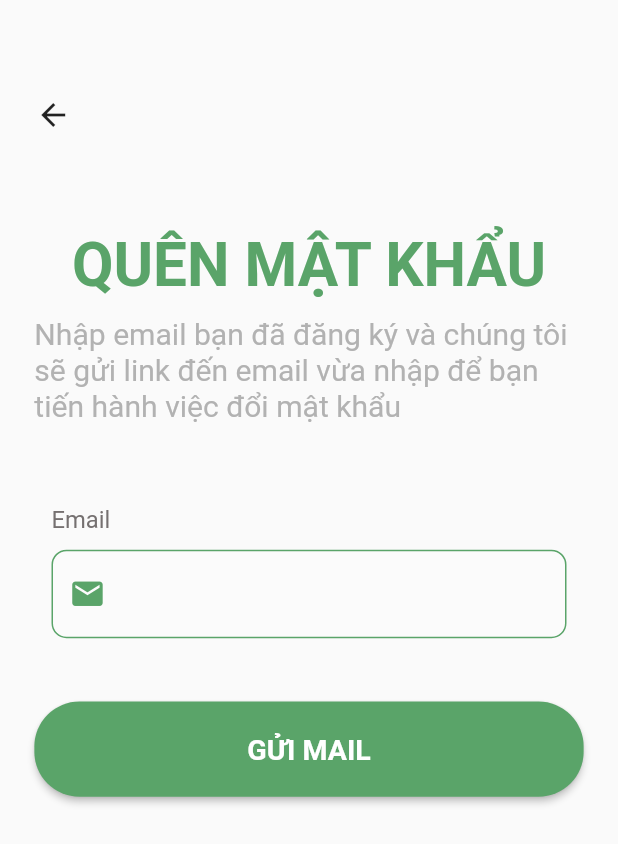
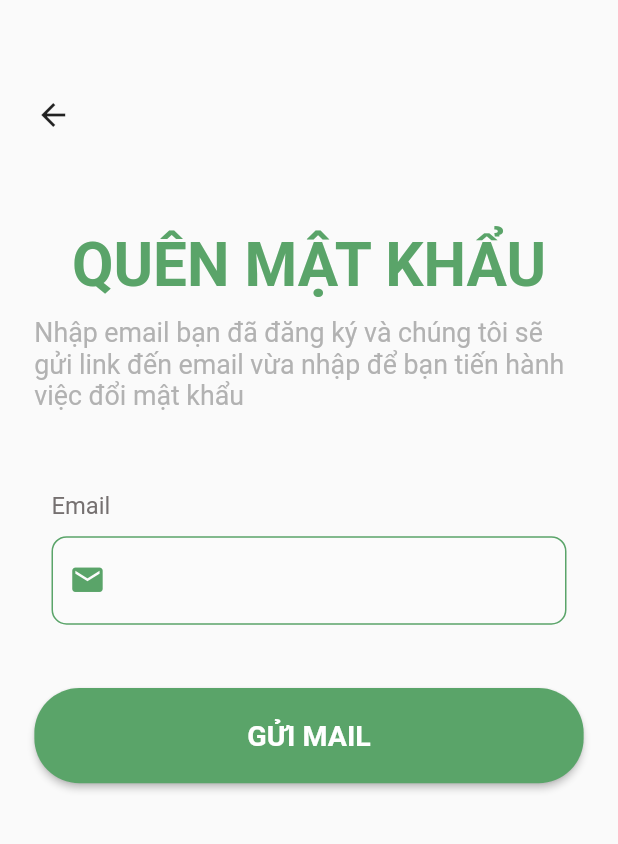
Before and after one commit to HuynhThiMinhNhuc/CharityApp, a Flutter app: the screen it shows after launch, after a tap on "Quên mật khẩu?", on a phone screen of 412 x 824 dp. Shown: the top 844 px of the screen. Run offline on Flutter 3.47's test engine with Material 2 defaults, Android fonts, the light colour scheme and no system bars; our stand-ins replace bloc, cached_network_image, cloud_firestore, copy_with_extension, equatable, firebase_auth and 19 more; missing offline and left inert: email_auth, google_place, skeleton_loader, tiengviet; accounts and stored records are empty; Roboto replaces fonts that are missing (Roboto-Regular.ttf); statements that could not run were skipped.

Commit message:
[FIX] ui

```diff
--- a/CharityApp/lib/Config/fontconfig.dart
+++ b/CharityApp/lib/Config/fontconfig.dart
@@ -20,7 +20,7 @@ var kText24RegularBlack = kTextConfig.copyWith(
   fontSize: ScreenUtil().setSp(24.sp),
 );
 var kText18RegularGreyNoteText = kTextConfig.copyWith(
-  fontSize: ScreenUtil().setSp(18.sp),
+  fontSize: ScreenUtil().setSp(16.sp),
   color: cwColorGreyNoteText,
 );
 var kText14BoldMainColor = kTextConfig.copyWith(
--- a/CharityApp/lib/core/helper/getfilefromimagefirebasestore.dart
+++ b/CharityApp/lib/core/helper/getfilefromimagefirebasestore.dart
@@ -11,7 +11,7 @@ Future<void> downloadFileExample() async {
     await FirebaseStorage.instance
         .ref('uploads/logo.png')
         .writeToFile(downloadToFile);
-  } on FirebaseException catch (e) {
+  } on FirebaseException {
     // e.g, e.code == 'canceled'
   }
 }
--- a/CharityApp/lib/domain/entities/base_post.dart
+++ b/CharityApp/lib/domain/entities/base_post.dart
@@ -1,6 +1,5 @@
 import 'package:charityapp/core/interface/creatable_object.dart';
 import 'package:charityapp/domain/entities/base_object.dart';
-import 'package:charityapp/domain/entities/base_user.dart';
 import 'package:charityapp/domain/entities/user_overview.dart';
 import 'package:cloud_firestore/cloud_firestore.dart';
 import 'package:copy_with_extension/copy_with_extension.dart';
@@ -32,8 +31,8 @@ class BasePost extends BaseObject implements CreatableObject<UserOverview> {
         title: json['title'] as String,
         eventId: json['eventId'] as String?,
         timeCreate: json['timeCreate'] == null
-          ? null
-          : (json['timeCreate'] as Timestamp).toDate(),
+            ? null
+            : (json['timeCreate'] as Timestamp).toDate(),
       );
 
   Map<String, dynamic> toJson() => <String, dynamic>{
@@ -42,5 +41,4 @@ class BasePost extends BaseObject implements CreatableObject<UserOverview> {
         'eventId': this.eventId,
         // 'timeCreate': this.timeCreate?.toIso8601String(),
       };
-
 }
--- a/CharityApp/lib/domain/entities/event_detail.dart
+++ b/CharityApp/lib/domain/entities/event_detail.dart
@@ -1,4 +1,3 @@
-import 'package:charityapp/domain/entities/base_event.dart';
 import 'package:charityapp/domain/entities/base_object.dart';
 import 'package:charityapp/domain/entities/base_user.dart';
 import 'package:charityapp/domain/entities/tag_event.dart';
@@ -55,6 +54,6 @@ class EventDetail extends BaseObject {
         'description': this.description,
         'timeStart':
             this.timeStart == null ? null : Timestamp.fromDate(this.timeStart!),
-            'location': this.location,
+        'location': this.location,
       };
 }
--- a/CharityApp/lib/domain/entities/event_overview.dart
+++ b/CharityApp/lib/domain/entities/event_overview.dart
@@ -1,6 +1,4 @@
-import 'package:charityapp/core/model/event_page_state.dart';
 import 'package:charityapp/domain/entities/base_event.dart';
-import 'package:charityapp/domain/entities/base_user.dart';
 import 'package:charityapp/domain/entities/tag_event.dart';
 import 'package:cloud_firestore/cloud_firestore.dart';
 import 'package:copy_with_extension/copy_with_extension.dart';
--- a/CharityApp/lib/domain/entities/tag_event.dart
+++ b/CharityApp/lib/domain/entities/tag_event.dart
@@ -1,6 +1,5 @@
 import 'package:charityapp/domain/entities/base_object.dart';
 import 'package:copy_with_extension/copy_with_extension.dart';
-import 'package:equatable/equatable.dart';
 import 'package:json_annotation/json_annotation.dart';
 
 part 'tag_event.g.dart';
@@ -21,8 +20,8 @@ class TagEvent extends BaseObject {
   Map<String, dynamic> _$TagEventToJson(TagEvent instance) => <String, dynamic>{
         'vn': instance.name,
       };
-      @override
-  bool operator == (Object other) {
+  @override
+  bool operator ==(Object other) {
     if (identical(this, other)) return true;
     if (other.runtimeType != this.runtimeType) return false;
     return other is TagEvent && other.id == this.id;
--- a/CharityApp/lib/domain/entities/user_comment.dart
+++ b/CharityApp/lib/domain/entities/user_comment.dart
@@ -1,5 +1,4 @@
 import 'package:charityapp/domain/entities/base_object.dart';
-import 'package:charityapp/domain/entities/user_overview.dart';
 import 'package:cloud_firestore/cloud_firestore.dart';
 import 'package:copy_with_extension/copy_with_extension.dart';
 import 'package:json_annotation/json_annotation.dart';
@@ -8,7 +7,7 @@ part 'user_comment.g.dart';
 
 @CopyWith()
 @JsonSerializable()
-class UserComment extends BaseObject{
+class UserComment extends BaseObject {
   final String name;
   final String? avatarUri;
   final String content;
--- a/CharityApp/lib/domain/repositories/form_repository.dart
+++ b/CharityApp/lib/domain/repositories/form_repository.dart
@@ -1,5 +1,3 @@
-import 'package:charityapp/domain/entities/event_overview.dart';
-import 'package:charityapp/domain/entities/event_overview_paticipant.dart';
 import 'package:charityapp/domain/entities/form_register.dart';
 import 'package:charityapp/domain/entities/user_overview.dart';
 
@@ -13,5 +11,4 @@ abstract class IFormRepository {
   Future<List<UserOverview>> loadPaticipantsOf(String eventId);
   Future<List<UserOverview>> loadRegisterOf(String eventId);
   Future<int> getNumberForm(String eventId);
-
 }
--- a/CharityApp/lib/domain/repositories/post_repository.dart
+++ b/CharityApp/lib/domain/repositories/post_repository.dart
@@ -1,5 +1,4 @@
 import 'package:charityapp/domain/entities/post.dart';
-import 'package:charityapp/domain/entities/user_comment.dart';
 import 'package:charityapp/domain/entities/user_overview.dart';
 import 'package:charityapp/domain/repositories/can_crud_repository.dart';
 
--- a/CharityApp/lib/domain/repositories/tag_event_repository.dart
+++ b/CharityApp/lib/domain/repositories/tag_event_repository.dart
@@ -1,5 +1,4 @@
 import 'package:charityapp/domain/entities/tag_event.dart';
-import 'package:charityapp/domain/repositories/can_crud_repository.dart';
 
 abstract class ITagEventRepository {
   Future<List<TagEvent>> loadTags();
--- a/CharityApp/lib/main.dart
+++ b/CharityApp/lib/main.dart
@@ -1,5 +1,4 @@
 import 'package:animations/animations.dart';
-import 'package:charityapp/views/Pages/home_page/home_page.dart';
 import 'package:charityapp/views/Pages/route_generator.dart';
 import 'package:charityapp/views/bloc/event_bloc/event.dart';
 import 'package:charityapp/views/bloc/form_bloc/form.dart';
@@ -73,7 +72,7 @@ class MeerApp extends StatelessWidget {
           Locale('en', ''), // English, no country code
           Locale('vi', ''), // VietNam, no country code
         ],
-        debugShowCheckedModeBanner: true,
+        debugShowCheckedModeBanner: false,
         onGenerateRoute: _appRoutes.generateRoute,
       ),
     );
--- a/CharityApp/lib/repositories/event_repository_imp.dart
+++ b/CharityApp/lib/repositories/event_repository_imp.dart
@@ -1,5 +1,4 @@
 import 'package:charityapp/core/model/event_page_state.dart';
-import 'package:charityapp/domain/entities/base_event.dart';
 import 'package:charityapp/domain/entities/base_user.dart';
 import 'package:charityapp/domain/entities/event_detail.dart';
 import 'package:charityapp/domain/entities/event_overview.dart';
@@ -10,10 +9,8 @@ import 'package:charityapp/domain/repositories/event_repository.dart';
 import 'package:charityapp/repositories/post_repository_imp.dart';
 import 'package:charityapp/repositories/tag_event_repository_imp.dart';
 import 'package:charityapp/repositories/user_repository_imp.dart';
-import 'package:charityapp/singleton/Authenticator.dart';
 import 'package:cloud_firestore/cloud_firestore.dart';
 import 'package:collection/collection.dart';
-import 'package:firebase_storage/firebase_storage.dart';
 import 'package:tiengviet/tiengviet.dart';
 
 class EventRepositoryImp implements IEventRepository {
--- a/CharityApp/lib/views/Login/login_view.dart
+++ b/CharityApp/lib/views/Login/login_view.dart
@@ -53,6 +53,7 @@ class _LoginState extends State<Login> {
         backgroundColor: Colors.white,
         body: Center(
           child: SingleChildScrollView(
+            padding: EdgeInsets.symmetric(horizontal: 12.w),
             child: Column(
               crossAxisAlignment: CrossAxisAlignment.center,
               mainAxisAlignment: MainAxisAlignment.center,
@@ -72,7 +73,7 @@ class _LoginState extends State<Login> {
                   height: 50.h,
                 ),
                 Padding(
-                  padding: EdgeInsets.fromLTRB(20.w, 0, 20.w, 0),
+                  padding: EdgeInsets.symmetric(horizontal: 20.w, vertical: 0),
                   child: TextFormField(
                     controller: emailController,
                     decoration: InputDecoration(
@@ -203,8 +204,7 @@ class _LoginState extends State<Login> {
                             context: context,
                             builder: (BuildContext context) =>
                                 DialogWithCircleAbove(
-                              content:
-                                  'Lỗi không xác định',
+                              content: 'Lỗi không xác định',
                               mode: ModeDialog.anounce,
                               title: 'Lỗi server',
                             ),
--- a/CharityApp/lib/views/Pages/calendar_page/calendar_page.dart
+++ b/CharityApp/lib/views/Pages/calendar_page/calendar_page.dart
@@ -18,7 +18,7 @@ class CalendarPage extends StatefulWidget {
 
 class _CalendarPageState extends State<CalendarPage>
     with TickerProviderStateMixin {
-  DateTime? _selectedDay;
+  DateTime? _selectedDay = DateTime.now();
   DateTime? _focusedDay;
   CalendarFormat _calendarFormat = CalendarFormat.month;
   late TabController _tabController;
--- a/CharityApp/lib/views/Pages/home_page/home_page.dart
+++ b/CharityApp/lib/views/Pages/home_page/home_page.dart
@@ -50,7 +50,8 @@ class _HomePageState extends State<HomePage> {
           return LoadSuccessHomeView(context, state);
         }
         // widget.loadPage(context);
-        return LoadSuccessHomeView(context, PostsLoadSuccess(posts: [], isLoading: false));
+        return LoadSuccessHomeView(
+            context, PostsLoadSuccess(posts: [], isLoading: false));
       },
     );
   }
```
Also changed, not shown: CharityApp/lib/core/helper/get_time_compare_present.dart (+4 -3 lines), CharityApp/lib/domain/entities/base_event.dart (+10 -6 lines), CharityApp/lib/domain/repositories/event_repository.dart (+8 -6 lines), 3 other files.
